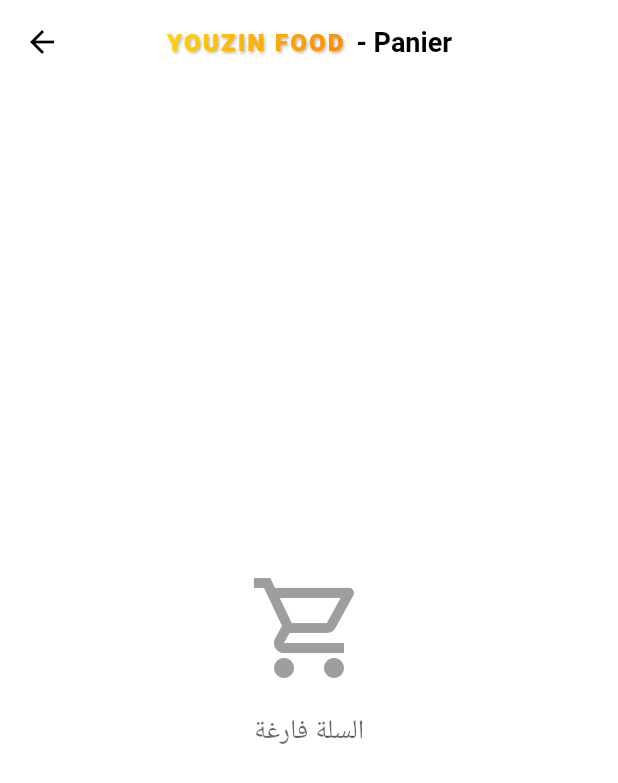
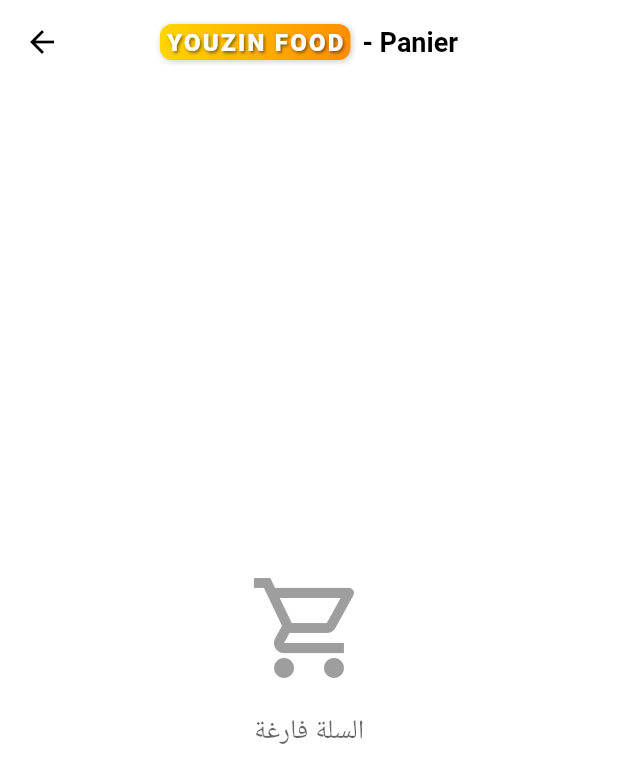
Before and after one commit to moutafaji1/youzin-food, a Flutter app: the CartScreen screen opened by its route, on a phone screen of 412 x 824 dp. Shown: the top 783 px of the screen. Run offline on Flutter 3.47's test engine with Material 3 defaults, Android fonts, the light colour scheme and no system bars; our stand-ins replace carousel_slider.

Commit message:
🚀 Fix Logo Display & Enhance Delivery Fee (10 DH)
✅ Fixed Logo Issues:
- Replaced ShaderMask with Container gradient for better compatibility
- Logo now displays properly across all screens
- Simplified logo implementation for consistent rendering
- Added proper background gradients instead of text masking

💰 Enhanced Delivery Fee Display:
- Highlighted 10 DH delivery fee with orange styling
- Added delivery truck icon for visual clarity
- Created prominent delivery fee section in cart
- Added informational note about fixed delivery cost

🎨 UI Improvements:
- Delivery fee now in orange container with border
- Added info box explaining 10 DH fixed delivery cost
- Better visual hierarchy in cart summary
- Consistent styling across all screens

📱 Cart Screen Enhancements:
- Delivery fee prominently displayed with icon
- Clear separation between subtotal and delivery
- Added helpful note about delivery charges
- Improved overall cart layout and readability

🔧 Technical Fixes:
- Fixed ShaderMask compatibility issues
- Improved logo rendering performance
- Better gradient implementation
- Consistent const constructors

✅ All tests pass with updated logo and delivery fee display!

```diff
--- a/lib/providers/cart_provider.dart
+++ b/lib/providers/cart_provider.dart
@@ -3,7 +3,7 @@ import '../models/menu_item.dart';
 
 class CartProvider with ChangeNotifier {
   final List<CartItem> _items = [];
-  static const double deliveryFee = 10.0; // رسوم التوصيل
+  static const double deliveryFee = 10.0; // رسوم التوصيل 10 درهم
   bool _isProcessing = false; // حماية من العمليات المتعددة
 
   List<CartItem> get items => _items;
--- a/lib/screens/cart_screen.dart
+++ b/lib/screens/cart_screen.dart
@@ -205,26 +205,56 @@ class CartScreen extends StatelessWidget {
                     ),
                     const SizedBox(height: 8),
                     // رسوم التوصيل
-                    Row(
+                    Container(
+                      padding: const EdgeInsets.symmetric(
+                          horizontal: 12, vertical: 8),
+                      decoration: BoxDecoration(
+                        color: Colors.orange.withValues(alpha: 0.1),
+                        borderRadius: BorderRadius.circular(8),
+                        border: Border.all(
+                          color: Colors.orange.withValues(alpha: 0.3),
+                          width: 1,
+                        ),
+                      ),
+                      child: Row(
                         mainAxisAlignment: MainAxisAlignment.spaceBetween,
                         children: [
+                          Row(
+                            children: [
+                              const Icon(
+                                Icons.delivery_dining,
+                                color: Colors.orange,
+                                size: 20,
+                              ),
+                              const SizedBox(width: 8),
                               Text(
                                 'رسوم التوصيل:',
                                 style: TextStyle(
                                   fontSize: 16,
-                            color:
-                                Theme.of(context).textTheme.bodyMedium?.color,
-                          ),
-                        ),
-                        Text(
-                          '${CartProvider.deliveryFee.toStringAsFixed(0)} DH',
-                          style: TextStyle(
-                            fontSize: 16,
-                            color:
-                                Theme.of(context).textTheme.bodyMedium?.color,
+                                  fontWeight: FontWeight.w600,
+                                  color: Colors.orange[800],
                                 ),
                               ),
                             ],
+                          ),
+                          Container(
+                            padding: const EdgeInsets.symmetric(
+                                horizontal: 8, vertical: 4),
+                            decoration: BoxDecoration(
+                              color: Colors.orange,
+                              borderRadius: BorderRadius.circular(6),
+                            ),
+                            child: Text(
+                              '${CartProvider.deliveryFee.toStringAsFixed(0)} DH',
+                              style: const TextStyle(
+                                fontSize: 16,
+                                fontWeight: FontWeight.bold,
+                                color: Colors.white,
+                              ),
+                            ),
+                          ),
+                        ],
+                      ),
                     ),
                     const Divider(height: 20, thickness: 1),
                     // المجموع الكلي
@@ -249,6 +279,39 @@ class CartScreen extends StatelessWidget {
                           ),
                         ),
                       ],
+                    ),
+                    const SizedBox(height: 12),
+                    // ملاحظة حول التوصيل
+                    Container(
+                      padding: const EdgeInsets.all(12),
+                      decoration: BoxDecoration(
+                        color: Colors.blue.withValues(alpha: 0.1),
+                        borderRadius: BorderRadius.circular(8),
+                        border: Border.all(
+                          color: Colors.blue.withValues(alpha: 0.3),
+                          width: 1,
+                        ),
+                      ),
+                      child: Row(
+                        children: [
+                          const Icon(
+                            Icons.info_outline,
+                            color: Colors.blue,
+                            size: 20,
+                          ),
+                          const SizedBox(width: 8),
+                          Expanded(
+                            child: Text(
+                              'رسوم التوصيل 10 درهم ثابتة لجميع الطلبات',
+                              style: TextStyle(
+                                fontSize: 14,
+                                color: Colors.blue[800],
+                                fontWeight: FontWeight.w500,
+                              ),
+                            ),
+                          ),
+                        ],
+                      ),
                     ),
                     const SizedBox(height: 16),
                     SizedBox(
--- a/lib/widgets/youzin_logo.dart
+++ b/lib/widgets/youzin_logo.dart
@@ -61,8 +61,8 @@ class _YouzinLogoState extends State<YouzinLogo>
   Widget build(BuildContext context) {
     Widget logoWidget = Container(
       padding: const EdgeInsets.symmetric(horizontal: 8, vertical: 4),
-      child: ShaderMask(
-        shaderCallback: (bounds) => const LinearGradient(
+      decoration: BoxDecoration(
+        gradient: const LinearGradient(
           begin: Alignment.topLeft,
           end: Alignment.bottomRight,
           colors: [
@@ -71,10 +71,8 @@ class _YouzinLogoState extends State<YouzinLogo>
             Color(0xFFFF8C00), // Dark Orange
           ],
           stops: [0.0, 0.5, 1.0],
-        ).createShader(bounds),
-        child: Container(
-          decoration: BoxDecoration(
-            borderRadius: BorderRadius.circular(8),
+        ),
+        borderRadius: BorderRadius.circular(12),
         boxShadow: [
           BoxShadow(
             color: Colors.black.withValues(alpha: 0.3),
@@ -110,8 +108,6 @@ class _YouzinLogoState extends State<YouzinLogo>
               color: const Color(0xFFFFFF99).withValues(alpha: 0.3),
             ),
           ],
-            ),
-          ),
         ),
       ),
     );
@@ -164,15 +160,26 @@ class SimpleYouzinLogo extends StatelessWidget {
 
   @override
   Widget build(BuildContext context) {
-    return ShaderMask(
-      shaderCallback: (bounds) => const LinearGradient(
+    return Container(
+      padding: const EdgeInsets.symmetric(horizontal: 4, vertical: 2),
+      decoration: BoxDecoration(
+        gradient: const LinearGradient(
           begin: Alignment.topLeft,
           end: Alignment.bottomRight,
           colors: [
             Color(0xFFFFD700), // Gold
             Color(0xFFFF8C00), // Orange
           ],
-      ).createShader(bounds),
+        ),
+        borderRadius: BorderRadius.circular(8),
+        boxShadow: [
+          BoxShadow(
+            color: Colors.black.withValues(alpha: 0.2),
+            offset: const Offset(1, 1),
+            blurRadius: 3,
+          ),
+        ],
+      ),
       child: Text(
         'YOUZIN FOOD',
         style: TextStyle(
@@ -184,7 +191,7 @@ class SimpleYouzinLogo extends StatelessWidget {
             Shadow(
               offset: const Offset(1, 1),
               blurRadius: 2,
-              color: Colors.black.withValues(alpha: 0.3),
+              color: Colors.black.withValues(alpha: 0.5),
             ),
           ],
         ),
@@ -200,7 +207,11 @@ class ResponsiveYouzinLogo extends StatelessWidget {
   @override
   Widget build(BuildContext context) {
     final screenWidth = MediaQuery.of(context).size.width;
-    final fontSize = screenWidth < 360 ? 20.0 : screenWidth < 400 ? 24.0 : 28.0;
+    final fontSize = screenWidth < 360
+        ? 20.0
+        : screenWidth < 400
+            ? 24.0
+            : 28.0;
 
     return SimpleYouzinLogo(fontSize: fontSize);
   }
```
Lines whose indentation alone changed are shown as unchanged.
